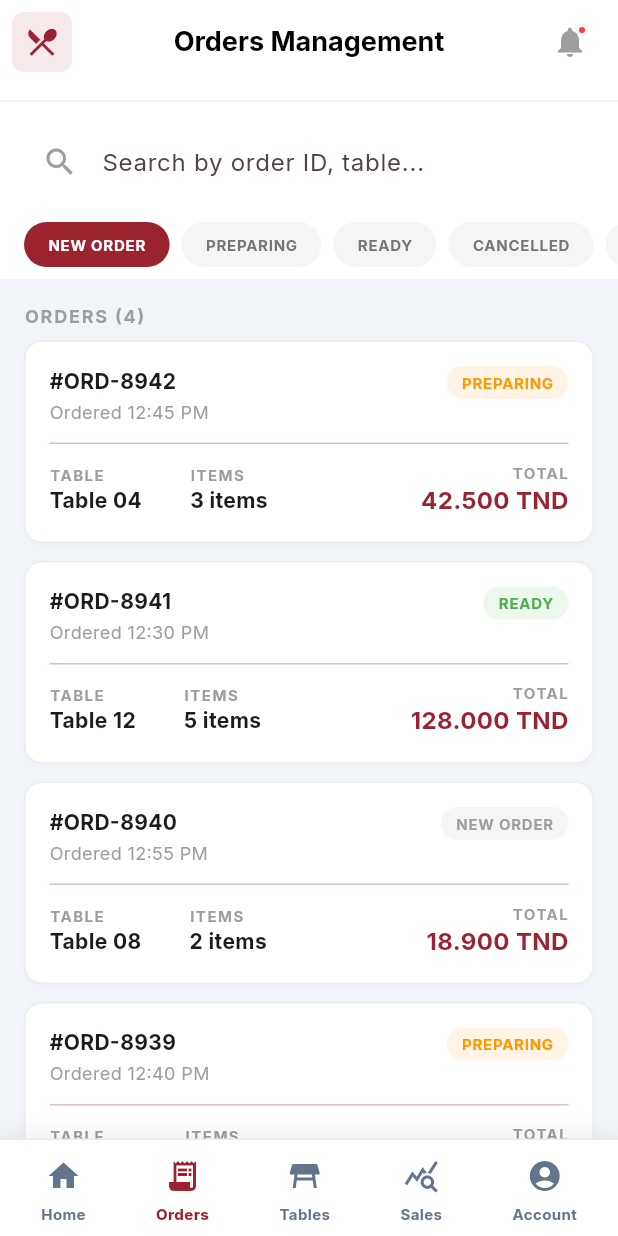
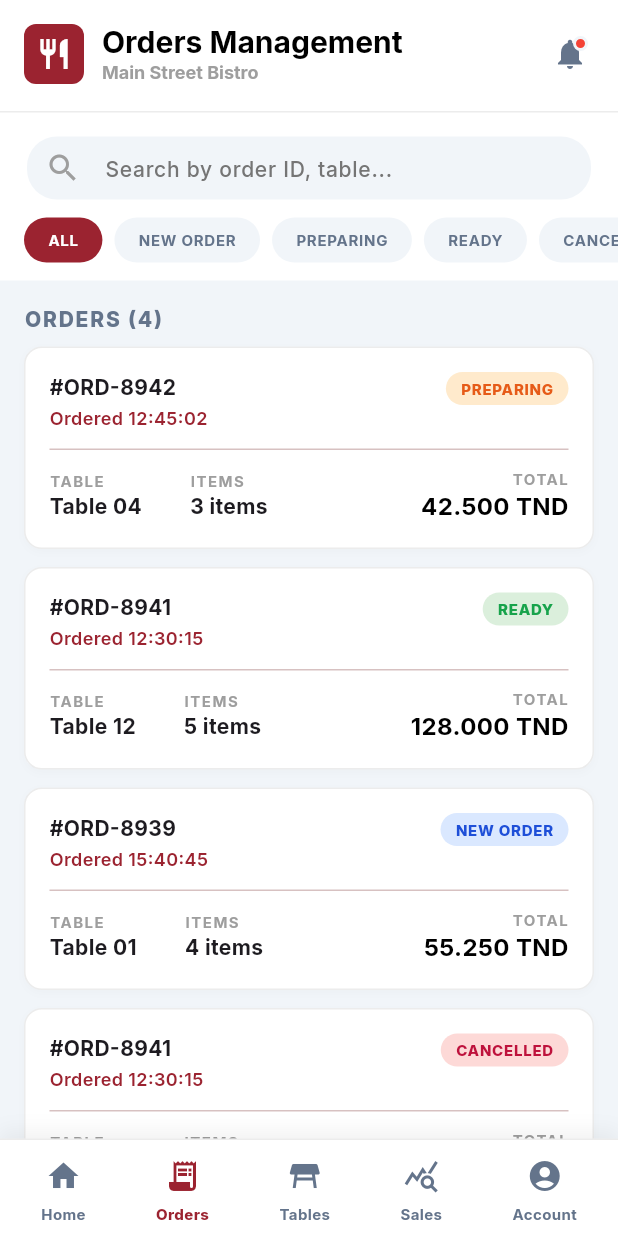
Before and after one commit to boumnijel-rayen/Qrdeer_Mobile, a Flutter app: the OrdersScreen screen opened by its route, on a phone screen of 412 x 824 dp. Run offline on Flutter 3.47's test engine with Material 3 defaults, Android fonts, the phone set to English and light mode, and no system bars; our stand-ins replace go_router, google_fonts; network calls fail.

Commit message:
Orders_list and order_details first design version

```diff
--- a/lib/router.dart
+++ b/lib/router.dart
@@ -112,7 +112,6 @@ final GoRouter appRouter = GoRouter(
           routes: [
             GoRoute(
               path: 'details',
-              parentNavigatorKey: _rootNavigatorKey,
               builder: (context, state) => const OrderDetailsScreen(),
             ),
             GoRoute(
--- a/lib/screens/orders/orders_screen.dart
+++ b/lib/screens/orders/orders_screen.dart
@@ -10,35 +10,49 @@ class OrdersScreen extends StatelessWidget {
   Widget build(BuildContext context) {
     return Scaffold(
       appBar: AppBar(
+        titleSpacing: 0,
         backgroundColor: Colors.white,
         elevation: 0,
-        scrolledUnderElevation: 0,
-        leading: Padding(
-          padding: const EdgeInsets.all(8.0),
-          child: Container(
+        toolbarHeight: 72,
+        title: Padding(
+          padding: const EdgeInsets.symmetric(horizontal: 16.0),
+          child: Row(
+            children: [
+              Container(
+                width: 40,
+                height: 40,
                 decoration: BoxDecoration(
-              color: AppTheme.primaryColor.withOpacity(0.1),
+                  color: AppTheme.primaryColor,
                   borderRadius: BorderRadius.circular(8),
                 ),
-            child: const Icon(Icons.restaurant_menu, color: AppTheme.primaryColor),
+                child: Icon(Icons.restaurant, color: Theme.of(context).cardColor, size: 24),
+              ),
+              const SizedBox(width: 12),
+              Column(
+                crossAxisAlignment: CrossAxisAlignment.start,
+                mainAxisAlignment: MainAxisAlignment.center,
+                children: [
+                  Text('Orders Management', style: GoogleFonts.inter(fontSize: 20, fontWeight: FontWeight.bold, color: Colors.black)),
+                  Text('Main Street Bistro', style: GoogleFonts.inter(fontSize: 12, color: Colors.grey, fontWeight: FontWeight.w700)),
+                ],
+              ),
+            ],
           ),
         ),
-        title: const Text('Orders Management'),
-        centerTitle: true,
         actions: [
           Stack(
             alignment: Alignment.center,
             children: [
               IconButton(
-                icon: const Icon(Icons.notifications, color: Colors.grey),
+                icon: const Icon(Icons.notifications, color: AppTheme.secondColorLight),
                 onPressed: () {},
               ),
               Positioned(
                 top: 12,
                 right: 12,
                 child: Container(
-                  width: 8,
-                  height: 8,
+                  width: 10,
+                  height: 10,
                   decoration: BoxDecoration(
                     color: Colors.red,
                     shape: BoxShape.circle,
@@ -51,31 +65,36 @@ class OrdersScreen extends StatelessWidget {
           const SizedBox(width: 8),
         ],
         bottom: PreferredSize(
-          preferredSize: const Size.fromHeight(130),
+          preferredSize: const Size.fromHeight(115),
           child: Column(
             children: [
               Divider(height: 1, color: Colors.grey.withOpacity(0.2), thickness: 1),
               // Search Bar
               Padding(
-                padding: const EdgeInsets.fromLTRB(16, 16, 16, 8),
+                padding: const EdgeInsets.fromLTRB(18, 16, 18, 0),
+                child: SizedBox(
+                  height: 42,
                   child: TextField(
                     decoration: InputDecoration(
                       hintText: 'Search by order ID, table...',
+                      hintStyle: GoogleFonts.inter(fontSize: 14, color: Colors.grey[600], fontWeight: FontWeight.w500),
                       prefixIcon: const Icon(Icons.search, color: Colors.grey),
                       filled: true,
-                    fillColor: Theme.of(context).cardColor,
-                    border: OutlineInputBorder(borderRadius: BorderRadius.circular(12), borderSide: BorderSide.none),
+                      fillColor: Color(0xFFF1F5F9),
+                      border: OutlineInputBorder(borderRadius: BorderRadius.circular(20), borderSide: BorderSide.none),
                       contentPadding: const EdgeInsets.symmetric(vertical: 0),
+                    ),
                   ),
                 ),
               ),
               // Filters
               SingleChildScrollView(
                 scrollDirection: Axis.horizontal,
-                padding: const EdgeInsets.symmetric(horizontal: 16.0, vertical: 8.0),
+                padding: const EdgeInsets.symmetric(horizontal: 16.0, vertical: 12.0),
                 child: Row(
                   children: [
-                    _buildFilterChip('New Order', true),
+                    _buildFilterChip('All', true),
+                    _buildFilterChip('New Order', false),
                     _buildFilterChip('Preparing', false),
                     _buildFilterChip('Ready', false),
                     _buildFilterChip('Cancelled', false),
@@ -96,47 +115,62 @@ class OrdersScreen extends StatelessWidget {
             children: [
               Padding(
                 padding: const EdgeInsets.only(bottom: 8.0),
-                child: Text('ORDERS (4)', style: GoogleFonts.inter(fontSize: 12, fontWeight: FontWeight.bold, color: Colors.grey, letterSpacing: 1.2)),
+                child: Text('ORDERS (4)', style: GoogleFonts.inter(fontSize: 14, fontWeight: FontWeight.w800, color: AppTheme.secondColorLight, letterSpacing: 1.2)),
               ),
               _buildOrderCard(
                 context,
                 orderId: '#ORD-8942',
-                time: '12:45 PM',
+                time: '12:45:02',
                 table: 'Table 04',
                 items: '3 items',
                 status: 'Preparing',
-                statusColor: Colors.orange,
+                statusColor: Color(0xFFE65B18),
+                statusBackgroundColor: Colors.orange.withOpacity(0.2),
                 total: '42.500 TND',
               ),
               _buildOrderCard(
                 context,
                 orderId: '#ORD-8941',
-                time: '12:30 PM',
+                time: '12:30:15',
                 table: 'Table 12',
                 items: '5 items',
                 status: 'Ready',
-                statusColor: Colors.green,
+                statusColor: Color(0xFF17A34B),
+                statusBackgroundColor: Colors.green.withOpacity(0.2),
+                total: '128.000 TND',
+              ),
+              _buildOrderCard(
+                context,
+                orderId: '#ORD-8939',
+                time: '15:40:45',
+                table: 'Table 01',
+                items: '4 items',
+                status: 'New Order',
+                statusColor: Color(0xFF1E4FD8),
+                statusBackgroundColor: Colors.blueAccent.withOpacity(0.2),
+                total: '55.250 TND',
+              ),
+              _buildOrderCard(
+                context,
+                orderId: '#ORD-8941',
+                time: '12:30:15',
+                table: 'Table 12',
+                items: '5 items',
+                status: 'Cancelled',
+                statusColor: Color(0xFFBE123C),
+                statusBackgroundColor: Colors.red.withOpacity(0.2),
                 total: '128.000 TND',
               ),
               _buildOrderCard(
                 context,
                 orderId: '#ORD-8940',
-                time: '12:55 PM',
+                time: '05:55:06',
                 table: 'Table 08',
                 items: '2 items',
-                status: 'New Order',
-                statusColor: Colors.grey,
+                status: 'Paid',
+                statusColor: Color(0xFF64748B),
+                statusBackgroundColor: Colors.grey.withOpacity(0.2),
                 total: '18.900 TND',
-              ),
-              _buildOrderCard(
-                context,
-                orderId: '#ORD-8939',
-                time: '12:40 PM',
-                table: 'Table 01',
-                items: '4 items',
-                status: 'Preparing',
-                statusColor: Colors.orange,
-                total: '55.250 TND',
               ),
             ],
           ),
@@ -151,7 +185,7 @@ Widget _buildFilterChip(String label, bool isSelected) {
     margin: const EdgeInsets.only(right: 8),
     padding: const EdgeInsets.symmetric(horizontal: 16, vertical: 8),
     decoration: BoxDecoration(
-      color: isSelected ? AppTheme.primaryColor : Colors.grey.withOpacity(0.1),
+      color: isSelected ? AppTheme.primaryColor : Color(0xFFF1F5F9),
       borderRadius: BorderRadius.circular(20),
     ),
     child: Text(
@@ -159,7 +193,7 @@ Widget _buildFilterChip(String label, bool isSelected) {
       style: GoogleFonts.inter(
         fontSize: 10,
         fontWeight: FontWeight.bold,
-        color: isSelected ? Colors.white : Colors.grey[600],
+        color: isSelected ? Colors.white : AppTheme.secondColorLight,
         letterSpacing: 0.5,
       ),
     ),
@@ -174,6 +208,7 @@ Widget _buildOrderCard(
   required String items,
   required String status,
   required Color statusColor,
+  required Color statusBackgroundColor,
   required String total,
 }) {
   return GestureDetector(
@@ -202,18 +237,18 @@ Widget _buildOrderCard(
                 children: [
                   Text(orderId, style: GoogleFonts.inter(fontSize: 14, fontWeight: FontWeight.bold)),
                   const SizedBox(height: 2),
-                  Text('Ordered $time', style: GoogleFonts.inter(fontSize: 12, color: Colors.grey)),
+                  Text('Ordered $time', style: GoogleFonts.inter(fontSize: 12, color: AppTheme.primaryColor, fontWeight: FontWeight.w600)),
                 ],
               ),
               Container(
                 padding: const EdgeInsets.symmetric(horizontal: 10, vertical: 4),
                 decoration: BoxDecoration(
-                  color: statusColor.withOpacity(0.1),
+                  color: statusBackgroundColor,
                   borderRadius: BorderRadius.circular(12),
                 ),
                 child: Text(
                   status.toUpperCase(),
-                  style: GoogleFonts.inter(fontSize: 10, fontWeight: FontWeight.bold, color: statusColor, letterSpacing: 0.5),
+                  style: GoogleFonts.inter(fontSize: 10, fontWeight: FontWeight.w800, color: statusColor, letterSpacing: 0.5),
                 ),
               ),
             ],
@@ -248,7 +283,7 @@ Widget _buildOrderCard(
                 crossAxisAlignment: CrossAxisAlignment.end,
                 children: [
                   Text('TOTAL', style: GoogleFonts.inter(fontSize: 10, fontWeight: FontWeight.bold, color: Colors.grey, letterSpacing: 1)),
-                  Text(total, style: GoogleFonts.inter(fontSize: 16, fontWeight: FontWeight.bold, color: AppTheme.primaryColor)),
+                  Text(total, style: GoogleFonts.inter(fontSize: 16, fontWeight: FontWeight.bold, color: Colors.black)),
                 ],
               ),
             ],
```
Also changed, not shown: lib/screens/orders/order_details_screen.dart (+22 -23 lines). Lines whose indentation alone changed are shown as unchanged.
